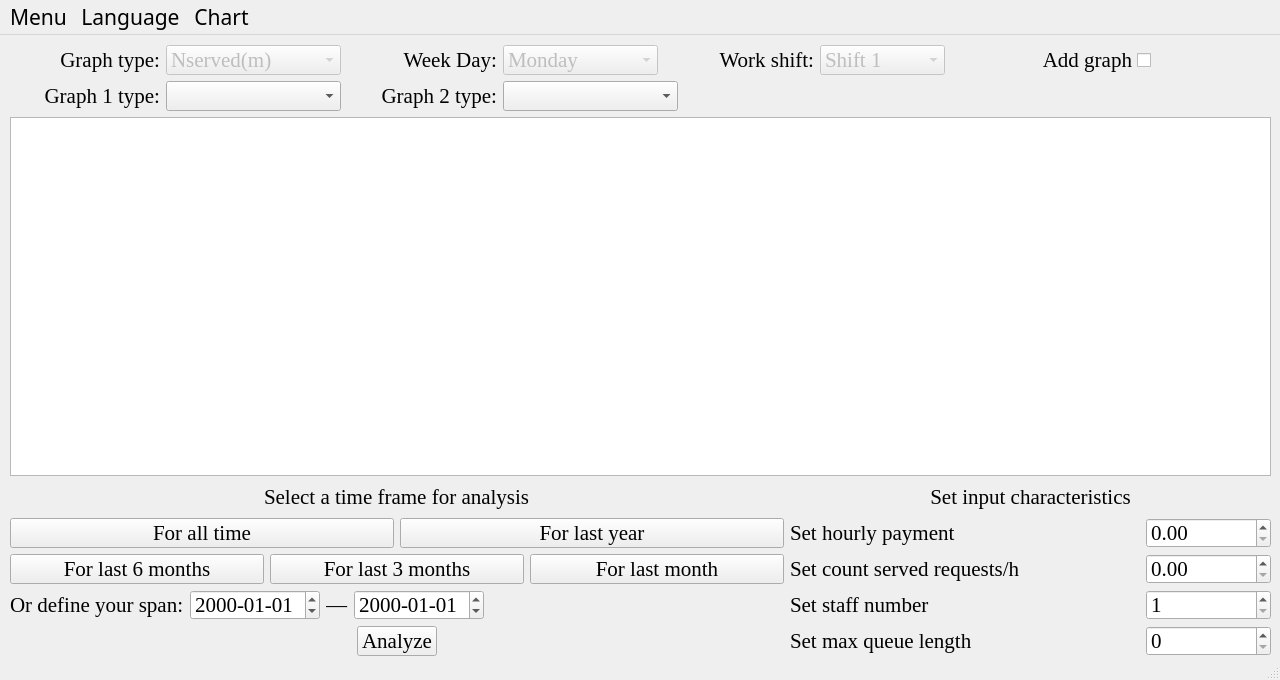
Old version of the form src/view/mainwindow.ui in the repository Vemestael/gw-dss-cpp.
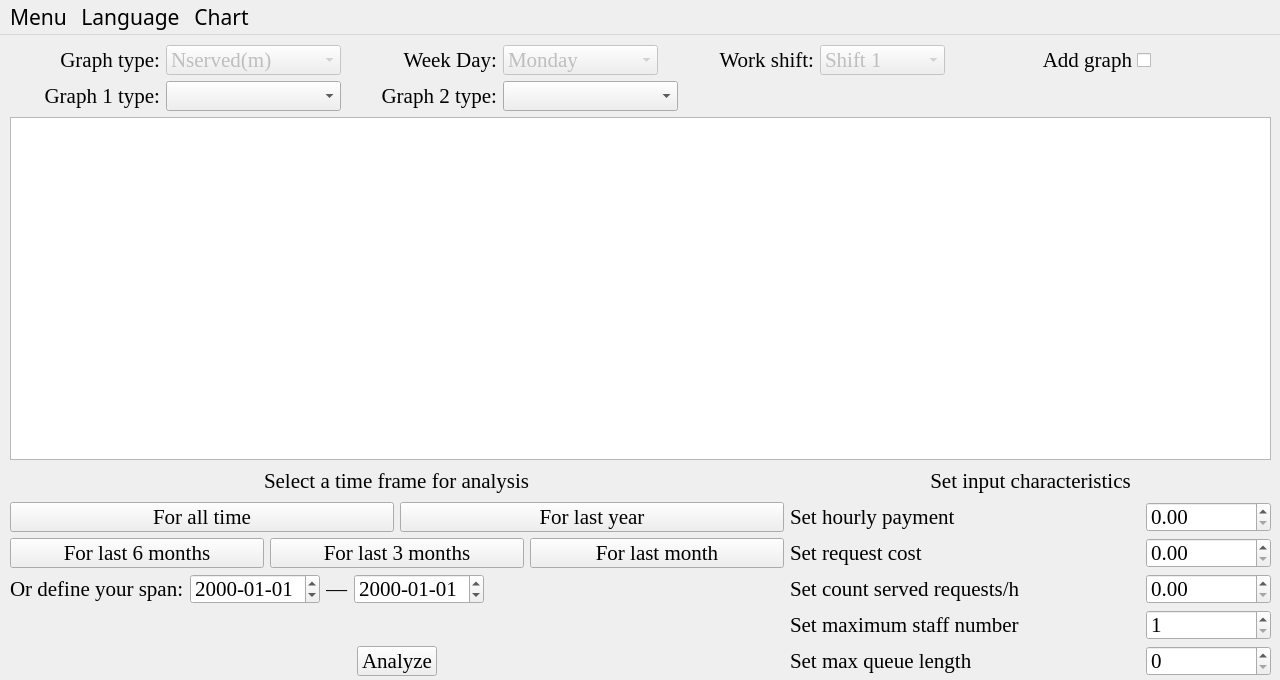
New version of the form.

Commit message: add calculation and output of economic characteristics

```diff
--- a/src/view/mainwindow.ui
+++ b/src/view/mainwindow.ui
@@ -19,7 +19,7 @@
   <property name="maximumSize">
    <size>
     <width>1280</width>
-    <height>800</height>
+    <height>680</height>
    </size>
   </property>
   <property name="windowTitle">
@@ -32,10 +32,10 @@
       <x>0</x>
       <y>0</y>
       <width>1281</width>
-      <height>621</height>
+      <height>641</height>
      </rect>
     </property>
-    <layout class="QGridLayout" name="gridLayout" rowstretch="0,0,0,0,0,0,0,0" columnstretch="0,0">
+    <layout class="QGridLayout" name="gridLayout" rowstretch="0,0,0,0,0,0,0,0,0" columnstretch="0,0">
      <property name="leftMargin">
       <number>10</number>
      </property>
@@ -48,134 +48,12 @@
      <property name="verticalSpacing">
       <number>6</number>
      </property>
-     <item row="2" column="0" colspan="2">
-      <widget class="QGraphicsView" name="graphicsView"/>
-     </item>
-     <item row="6" column="0">
-      <layout class="QHBoxLayout" name="horizontalLayout_5">
+     <item row="6" column="1">
+      <layout class="QHBoxLayout" name="horizontalLayout_8">
        <item>
-        <widget class="QLabel" name="label_2">
+        <widget class="QLabel" name="label_5">
          <property name="minimumSize">
           <size>
-           <width>0</width>
-           <height>30</height>
-          </size>
-         </property>
-         <property name="maximumSize">
-          <size>
-           <width>16777215</width>
-           <height>30</height>
-          </size>
-         </property>
-         <property name="font">
-          <font>
-           <family>Times New Roman</family>
-           <pointsize>16</pointsize>
-          </font>
-         </property>
-         <property name="text">
-          <string>Or define your span:</string>
-         </property>
-        </widget>
-       </item>
-       <item>
-        <widget class="QDateEdit" name="dateStart">
-         <property name="minimumSize">
-          <size>
-           <width>130</width>
-           <height>30</height>
-          </size>
-         </property>
-         <property name="maximumSize">
-          <size>
-           <width>16777215</width>
-           <height>30</height>
-          </size>
-         </property>
-         <property name="font">
-          <font>
-           <family>Times New Roman</family>
-           <pointsize>16</pointsize>
-          </font>
-         </property>
-         <property name="displayFormat">
-          <string>yyyy-dd-MM</string>
-         </property>
-        </widget>
-       </item>
-       <item>
-        <widget class="QLabel" name="label_3">
-         <property name="maximumSize">
-          <size>
-           <width>16777215</width>
-           <height>30</height>
-          </size>
-         </property>
-         <property name="font">
-          <font>
-           <family>Times New Roman</family>
-           <pointsize>16</pointsize>
-          </font>
-         </property>
-         <property name="text">
-          <string>—</string>
-         </property>
-        </widget>
-       </item>
-       <item>
-        <widget class="QDateEdit" name="dateEnd">
-         <property name="minimumSize">
-          <size>
-           <width>130</width>
-           <height>30</height>
-          </size>
-         </property>
-         <property name="maximumSize">
-          <size>
-           <width>16777215</width>
-           <height>30</height>
-          </size>
-         </property>
-         <property name="font">
-          <font>
-           <family>Times New Roman</family>
-           <pointsize>16</pointsize>
-          </font>
-         </property>
-         <property name="displayFormat">
-          <string>yyyy-dd-MM</string>
-         </property>
-        </widget>
-       </item>
-       <item>
-        <spacer name="horizontalSpacer_5">
-         <property name="font">
-          <font>
-           <family>Times New Roman</family>
-          </font>
-         </property>
-         <property name="orientation">
-          <enum>Qt::Horizontal</enum>
-         </property>
-         <property name="sizeHint" stdset="0">
-          <size>
-           <width>0</width>
-           <height>0</height>
-          </size>
-         </property>
-        </spacer>
-       </item>
-      </layout>
-     </item>
-     <item row="4" column="1">
-      <layout class="QHBoxLayout" name="horizontalLayout_4">
-       <property name="sizeConstraint">
-        <enum>QLayout::SetMaximumSize</enum>
-       </property>
-       <item>
-        <widget class="QLabel" name="label_4">
-         <property name="minimumSize">
-          <size>
            <width>350</width>
            <height>30</height>
           </size>
@@ -193,12 +71,12 @@
           </font>
          </property>
          <property name="text">
-          <string>Set hourly payment</string>
+          <string>Set count served requests/h</string>
          </property>
         </widget>
        </item>
        <item>
-        <widget class="QDoubleSpinBox" name="channelCost">
+        <widget class="QDoubleSpinBox" name="servedRequirements">
          <property name="minimumSize">
           <size>
            <width>125</width>
@@ -224,60 +102,6 @@
        </item>
       </layout>
      </item>
-     <item row="7" column="1">
-      <layout class="QHBoxLayout" name="horizontalLayout_10">
-       <item>
-        <widget class="QLabel" name="label_7">
-         <property name="minimumSize">
-          <size>
-           <width>350</width>
-           <height>30</height>
-          </size>
-         </property>
-         <property name="maximumSize">
-          <size>
-           <width>350</width>
-           <height>30</height>
-          </size>
-         </property>
-         <property name="font">
-          <font>
-           <family>Times New Roman</family>
-           <pointsize>16</pointsize>
-          </font>
-         </property>
-         <property name="text">
-          <string>Set max queue length</string>
-         </property>
-        </widget>
-       </item>
-       <item>
-        <widget class="QSpinBox" name="queueLength">
-         <property name="minimumSize">
-          <size>
-           <width>125</width>
-           <height>30</height>
-          </size>
-         </property>
-         <property name="maximumSize">
-          <size>
-           <width>100</width>
-           <height>30</height>
-          </size>
-         </property>
-         <property name="font">
-          <font>
-           <family>Times New Roman</family>
-           <pointsize>16</pointsize>
-          </font>
-         </property>
-         <property name="maximum">
-          <number>2147483647</number>
-         </property>
-        </widget>
-       </item>
-      </layout>
-     </item>
      <item row="3" column="0">
       <layout class="QHBoxLayout" name="horizontalLayout_2">
        <item>
@@ -343,61 +167,10 @@
        </item>
       </layout>
      </item>
-     <item row="4" column="0">
-      <layout class="QHBoxLayout" name="horizontalLayout">
-       <item>
-        <widget class="QPushButton" name="allTime">
-         <property name="minimumSize">
-          <size>
-           <width>0</width>
-           <height>30</height>
-          </size>
-         </property>
-         <property name="maximumSize">
-          <size>
-           <width>16777215</width>
-           <height>30</height>
-          </size>
-         </property>
-         <property name="font">
-          <font>
-           <family>Times New Roman</family>
-           <pointsize>16</pointsize>
-          </font>
-         </property>
-         <property name="text">
-          <string>For all time</string>
-         </property>
-        </widget>
-       </item>
-       <item>
-        <widget class="QPushButton" name="lastYear">
-         <property name="minimumSize">
-          <size>
-           <width>0</width>
-           <height>30</height>
-          </size>
-         </property>
-         <property name="maximumSize">
-          <size>
-           <width>16777215</width>
-           <height>30</height>
-          </size>
-         </property>
-         <property name="font">
-          <font>
-           <family>Times New Roman</family>
-           <pointsize>16</pointsize>
-          </font>
-         </property>
-         <property name="text">
-          <string>For last year</string>
-         </property>
-        </widget>
-       </item>
-      </layout>
+     <item row="2" column="0" colspan="2">
+      <widget class="QGraphicsView" name="graphicsView"/>
      </item>
-     <item row="6" column="1">
+     <item row="7" column="1">
       <layout class="QHBoxLayout" name="horizontalLayout_9">
        <item>
         <widget class="QLabel" name="label_6">
@@ -420,7 +193,7 @@
           </font>
          </property>
          <property name="text">
-          <string>Set staff number</string>
+          <string>Set maximum staff number</string>
          </property>
         </widget>
        </item>
@@ -454,139 +227,6 @@
        </item>
       </layout>
      </item>
-     <item row="5" column="0">
-      <layout class="QHBoxLayout" name="horizontalLayout_3">
-       <item>
-        <widget class="QPushButton" name="lastHalfYear">
-         <property name="minimumSize">
-          <size>
-           <width>0</width>
-           <height>30</height>
-          </size>
-         </property>
-         <property name="maximumSize">
-          <size>
-           <width>16777215</width>
-           <height>30</height>
-          </size>
-         </property>
-         <property name="font">
-          <font>
-           <family>Times New Roman</family>
-           <pointsize>16</pointsize>
-          </font>
-         </property>
-         <property name="text">
-          <string>For last 6 months</string>
-         </property>
-        </widget>
-       </item>
-       <item>
-        <widget class="QPushButton" name="lastQuartYear">
-         <property name="minimumSize">
-          <size>
-           <width>0</width>
-           <height>30</height>
-          </size>
-         </property>
-         <property name="maximumSize">
-          <size>
-           <width>16777215</width>
-           <height>30</height>
-          </size>
-         </property>
-         <property name="font">
-          <font>
-           <family>Times New Roman</family>
-           <pointsize>16</pointsize>
-          </font>
-         </property>
-         <property name="text">
-          <string>For last 3 months</string>
-         </property>
-        </widget>
-       </item>
-       <item>
-        <widget class="QPushButton" name="lastMonth">
-         <property name="minimumSize">
-          <size>
-           <width>0</width>
-           <height>30</height>
-          </size>
-         </property>
-         <property name="maximumSize">
-          <size>
-           <width>16777215</width>
-           <height>30</height>
-          </size>
-         </property>
-         <property name="font">
-          <font>
-           <family>Times New Roman</family>
-           <pointsize>16</pointsize>
-          </font>
-         </property>
-         <property name="text">
-          <string>For last month</string>
-         </property>
-        </widget>
-       </item>
-      </layout>
-     </item>
-     <item row="5" column="1">
-      <layout class="QHBoxLayout" name="horizontalLayout_8">
-       <item>
-        <widget class="QLabel" name="label_5">
-         <property name="minimumSize">
-          <size>
-           <width>350</width>
-           <height>30</height>
-          </size>
-         </property>
-         <property name="maximumSize">
-          <size>
-           <width>350</width>
-           <height>30</height>
-          </size>
-         </property>
-         <property name="font">
-          <font>
-           <family>Times New Roman</family>
-           <pointsize>16</pointsize>
-          </font>
-         </property>
-         <property name="text">
-          <string>Set count served requests/h</string>
-         </property>
-        </widget>
-       </item>
-       <item>
-        <widget class="QDoubleSpinBox" name="servedRequirements">
-         <property name="minimumSize">
-          <size>
-           <width>125</width>
-           <height>30</height>
-          </size>
-         </property>
-         <property name="maximumSize">
-          <size>
-           <width>100</width>
-           <height>30</height>
-          </size>
-         </property>
-         <property name="font">
-          <font>
-           <family>Times New Roman</family>
-           <pointsize>16</pointsize>
-          </font>
-         </property>
-         <property name="maximum">
-          <double>2147483646.990000009536743</double>
-         </property>
-        </widget>
-       </item>
-      </layout>
-     </item>
      <item row="3" column="1">
       <layout class="QHBoxLayout" name="horizontalLayout_11">
        <item>
@@ -613,37 +253,22 @@
        </item>
       </layout>
      </item>
-     <item row="7" column="0">
-      <layout class="QHBoxLayout" name="horizontalLayout_6">
+     <item row="4" column="1">
+      <layout class="QHBoxLayout" name="horizontalLayout_4">
+       <property name="sizeConstraint">
+        <enum>QLayout::SetMaximumSize</enum>
+       </property>
        <item>
-        <spacer name="horizontalSpacer_8">
-         <property name="font">
-          <font>
-           <family>Times New Roman</family>
-          </font>
-         </property>
-         <property name="orientation">
-          <enum>Qt::Horizontal</enum>
-         </property>
-         <property name="sizeHint" stdset="0">
-          <size>
-           <width>40</width>
-           <height>20</height>
-          </size>
-         </property>
-        </spacer>
-       </item>
-       <item>
-        <widget class="QPushButton" name="analyze">
+        <widget class="QLabel" name="label_4">
          <property name="minimumSize">
           <size>
-           <width>80</width>
+           <width>350</width>
            <height>30</height>
           </size>
          </property>
          <property name="maximumSize">
           <size>
-           <width>16777215</width>
+           <width>350</width>
            <height>30</height>
           </size>
          </property>
@@ -654,30 +279,34 @@
           </font>
          </property>
          <property name="text">
-          <string>Analyze</string>
-         </property>
-         <property name="shortcut">
-          <string>Return</string>
+          <string>Set hourly payment</string>
          </property>
         </widget>
        </item>
        <item>
-        <spacer name="horizontalSpacer_7">
+        <widget class="QDoubleSpinBox" name="channelCost">
+         <property name="minimumSize">
+          <size>
+           <width>125</width>
+           <height>30</height>
+          </size>
+         </property>
+         <property name="maximumSize">
+          <size>
+           <width>100</width>
+           <height>30</height>
+          </size>
+         </property>
          <property name="font">
           <font>
            <family>Times New Roman</family>
+           <pointsize>16</pointsize>
           </font>
          </property>
-         <property name="orientation">
-          <enum>Qt::Horizontal</enum>
+         <property name="maximum">
+          <double>2147483646.990000009536743</double>
          </property>
-         <property name="sizeHint" stdset="0">
-          <size>
-           <width>40</width>
-           <height>20</height>
-          </size>
-         </property>
-        </spacer>
+        </widget>
        </item>
       </layout>
      </item>
@@ -938,6 +567,128 @@
        </item>
       </layout>
      </item>
+     <item row="4" column="0">
+      <layout class="QHBoxLayout" name="horizontalLayout">
+       <item>
+        <widget class="QPushButton" name="allTime">
+         <property name="minimumSize">
+          <size>
+           <width>0</width>
+           <height>30</height>
+          </size>
+         </property>
+         <property name="maximumSize">
+          <size>
+           <width>16777215</width>
+           <height>30</height>
+          </size>
+         </property>
+         <property name="font">
+          <font>
+           <family>Times New Roman</family>
+           <pointsize>16</pointsize>
+          </font>
+         </property>
+         <property name="text">
+          <string>For all time</string>
+         </property>
+        </widget>
+       </item>
+       <item>
+        <widget class="QPushButton" name="lastYear">
+         <property name="minimumSize">
+          <size>
+           <width>0</width>
+           <height>30</height>
+          </size>
+         </property>
+         <property name="maximumSize">
+          <size>
+           <width>16777215</width>
+           <height>30</height>
+          </size>
+         </property>
+         <property name="font">
+          <font>
+           <family>Times New Roman</family>
+           <pointsize>16</pointsize>
+          </font>
+         </property>
+         <property name="text">
+          <string>For last year</string>
+         </property>
+        </widget>
+       </item>
+      </layout>
+     </item>
+     <item row="8" column="0">
+      <layout class="QHBoxLayout" name="horizontalLayout_6">
+       <item>
+        <spacer name="horizontalSpacer_8">
+         <property name="font">
+          <font>
+           <family>Times New Roman</family>
+          </font>
+         </property>
+         <property name="orientation">
+          <enum>Qt::Horizontal</enum>
+         </property>
+         <property name="sizeHint" stdset="0">
+          <size>
+           <width>40</width>
+           <height>20</height>
+          </size>
+         </property>
+        </spacer>
+       </item>
+       <item>
+        <widget class="QPushButton" name="analyze">
+         <property name="minimumSize">
+          <size>
+           <width>80</width>
+           <height>30</height>
+          </size>
+         </property>
+         <property name="maximumSize">
+          <size>
+           <width>16777215</width>
+           <height>30</height>
+          </size>
+         </property>
+         <property name="font">
+          <font>
+           <family>Times New Roman</family>
+           <pointsize>16</pointsize>
+          </font>
+         </property>
+         <property name="text">
+          <string>Analyze</string>
+         </property>
+         <property name="shortcut">
+          <string>Return</string>
+         </property>
+        </widget>
+       </item>
+       <item>
+        <spacer name="horizontalSpacer_7">
+         <property name="font">
+          <font>
+           <family>Times New Roman</family>
+          </font>
+         </property>
+         <property name="orientation">
+          <enum>Qt::Horizontal</enum>
+         </property>
+         <property name="sizeHint" stdset="0">
+          <size>
+           <width>40</width>
+           <height>20</height>
+          </size>
+         </property>
+        </spacer>
+       </item>
+      </layout>
+     </item>
      <item row="1" column="0" colspan="2">
       <layout class="QHBoxLayout" name="horizontalLayout_12">
        <item>
@@ -1095,6 +846,312 @@
        </item>
       </layout>
      </item>
+     <item row="8" column="1">
+      <layout class="QHBoxLayout" name="horizontalLayout_10">
+       <item>
+        <widget class="QLabel" name="label_7">
+         <property name="minimumSize">
+          <size>
+           <width>350</width>
+           <height>30</height>
+          </size>
+         </property>
+         <property name="maximumSize">
+          <size>
+           <width>350</width>
+           <height>30</height>
+          </size>
+         </property>
+         <property name="font">
+          <font>
+           <family>Times New Roman</family>
+           <pointsize>16</pointsize>
+          </font>
+         </property>
+         <property name="text">
+          <string>Set max queue length</string>
+         </property>
+        </widget>
+       </item>
+       <item>
+        <widget class="QSpinBox" name="queueLength">
+         <property name="minimumSize">
+          <size>
+           <width>125</width>
+           <height>30</height>
+          </size>
+         </property>
+         <property name="maximumSize">
+          <size>
+           <width>100</width>
+           <height>30</height>
+          </size>
+         </property>
+         <property name="font">
+          <font>
+           <family>Times New Roman</family>
+           <pointsize>16</pointsize>
+          </font>
+         </property>
+         <property name="maximum">
+          <number>2147483647</number>
+         </property>
+        </widget>
+       </item>
+      </layout>
+     </item>
+     <item row="5" column="1">
+      <layout class="QHBoxLayout" name="horizontalLayout_13">
+       <property name="sizeConstraint">
+        <enum>QLayout::SetMaximumSize</enum>
+       </property>
+       <item>
+        <widget class="QLabel" name="label_9">
+         <property name="minimumSize">
+          <size>
+           <width>350</width>
+           <height>30</height>
+          </size>
+         </property>
+         <property name="maximumSize">
+          <size>
+           <width>350</width>
+           <height>30</height>
+          </size>
+         </property>
+         <property name="font">
+          <font>
+           <family>Times New Roman</family>
+           <pointsize>16</pointsize>
+          </font>
+         </property>
+         <property name="text">
+          <string>Set request cost</string>
+         </property>
+        </widget>
+       </item>
+       <item>
+        <widget class="QDoubleSpinBox" name="requestCost">
+         <property name="minimumSize">
+          <size>
+           <width>125</width>
+           <height>30</height>
+          </size>
+         </property>
+         <property name="maximumSize">
+          <size>
+           <width>100</width>
+           <height>30</height>
+          </size>
+         </property>
+         <property name="font">
+          <font>
+           <family>Times New Roman</family>
+           <pointsize>16</pointsize>
+          </font>
+         </property>
+         <property name="maximum">
+          <double>2147483646.990000009536743</double>
+         </property>
+        </widget>
+       </item>
+      </layout>
+     </item>
+     <item row="5" column="0">
+      <layout class="QHBoxLayout" name="horizontalLayout_3">
+       <item>
+        <widget class="QPushButton" name="lastHalfYear">
+         <property name="minimumSize">
+          <size>
+           <width>0</width>
+           <height>30</height>
+          </size>
+         </property>
+         <property name="maximumSize">
+          <size>
+           <width>16777215</width>
+           <height>30</height>
+          </size>
+         </property>
+         <property name="font">
+          <font>
+           <family>Times New Roman</family>
+           <pointsize>16</pointsize>
+          </font>
+         </property>
+         <property name="text">
+          <string>For last 6 months</string>
+         </property>
+        </widget>
+       </item>
+       <item>
+        <widget class="QPushButton" name="lastQuartYear">
+         <property name="minimumSize">
+          <size>
+           <width>0</width>
+           <height>30</height>
+          </size>
+         </property>
+         <property name="maximumSize">
+          <size>
+           <width>16777215</width>
+           <height>30</height>
+          </size>
+         </property>
+         <property name="font">
+          <font>
+           <family>Times New Roman</family>
+           <pointsize>16</pointsize>
+          </font>
+         </property>
+         <property name="text">
+          <string>For last 3 months</string>
+         </property>
+        </widget>
+       </item>
+       <item>
+        <widget class="QPushButton" name="lastMonth">
+         <property name="minimumSize">
+          <size>
+           <width>0</width>
+           <height>30</height>
+          </size>
+         </property>
+         <property name="maximumSize">
+          <size>
+           <width>16777215</width>
+           <height>30</height>
+          </size>
+         </property>
+         <property name="font">
+          <font>
+           <family>Times New Roman</family>
+           <pointsize>16</pointsize>
+          </font>
+         </property>
+         <property name="text">
+          <string>For last month</string>
+         </property>
+        </widget>
+       </item>
+      </layout>
+     </item>
+     <item row="6" column="0">
+      <layout class="QHBoxLayout" name="horizontalLayout_5">
+       <item>
+        <widget class="QLabel" name="label_2">
+         <property name="minimumSize">
+          <size>
+           <width>0</width>
+           <height>30</height>
+          </size>
+         </property>
+         <property name="maximumSize">
+          <size>
+           <width>16777215</width>
+           <height>30</height>
+          </size>
+         </property>
+         <property name="font">
+          <font>
+           <family>Times New Roman</family>
+           <pointsize>16</pointsize>
+          </font>
+         </property>
+         <property name="text">
+          <string>Or define your span:</string>
+         </property>
+        </widget>
+       </item>
+       <item>
+        <widget class="QDateEdit" name="dateStart">
+         <property name="minimumSize">
+          <size>
+           <width>130</width>
+           <height>30</height>
+          </size>
+         </property>
+         <property name="maximumSize">
+          <size>
+           <width>16777215</width>
+           <height>30</height>
+          </size>
+         </property>
+         <property name="font">
+          <font>
+           <family>Times New Roman</family>
+           <pointsize>16</pointsize>
+          </font>
+         </property>
+         <property name="displayFormat">
+          <string>yyyy-dd-MM</string>
+         </property>
+        </widget>
+       </item>
+       <item>
+        <widget class="QLabel" name="label_3">
+         <property name="maximumSize">
+          <size>
+           <width>16777215</width>
+           <height>30</height>
+          </size>
+         </property>
+         <property name="font">
+          <font>
+           <family>Times New Roman</family>
+           <pointsize>16</pointsize>
+          </font>
+         </property>
+         <property name="text">
+          <string>—</string>
+         </property>
+        </widget>
+       </item>
+       <item>
+        <widget class="QDateEdit" name="dateEnd">
+         <property name="minimumSize">
+          <size>
+           <width>130</width>
+           <height>30</height>
+          </size>
+         </property>
+         <property name="maximumSize">
+          <size>
+           <width>16777215</width>
+           <height>30</height>
+          </size>
+         </property>
+         <property name="font">
+          <font>
+           <family>Times New Roman</family>
+           <pointsize>16</pointsize>
+          </font>
+         </property>
+         <property name="displayFormat">
+          <string>yyyy-dd-MM</string>
+         </property>
+        </widget>
+       </item>
+       <item>
+        <spacer name="horizontalSpacer_5">
+         <property name="font">
+          <font>
+           <family>Times New Roman</family>
+          </font>
+         </property>
+         <property name="orientation">
+          <enum>Qt::Horizontal</enum>
+         </property>
+         <property name="sizeHint" stdset="0">
+          <size>
+           <width>0</width>
+           <height>0</height>
+          </size>
+         </property>
+        </spacer>
+       </item>
+      </layout>
+     </item>
     </layout>
    </widget>
   </widget>
@@ -1152,7 +1209,6 @@
    <addaction name="menu_2"/>
    <addaction name="menuChart"/>
   </widget>
-  <widget class="QStatusBar" name="statusbar"/>
   <action name="actionDbPath">
    <property name="text">
     <string>Set db path</string>
```
Left out of the diff: 44 changed lines with no effect on the pictures. The commit also changes 2 other files.
